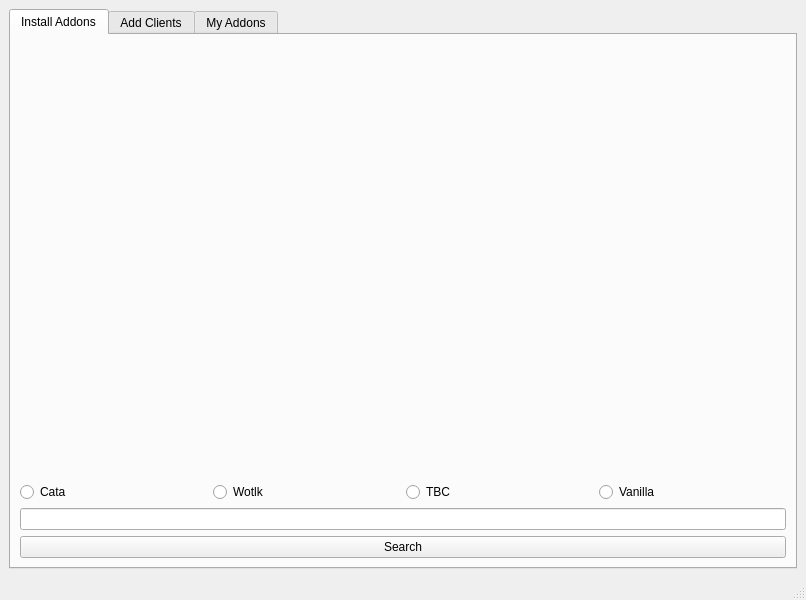
Before: the Qt Designer form src/ui/main.ui in buhfur/Flightmaster, drawn with Qt 5.
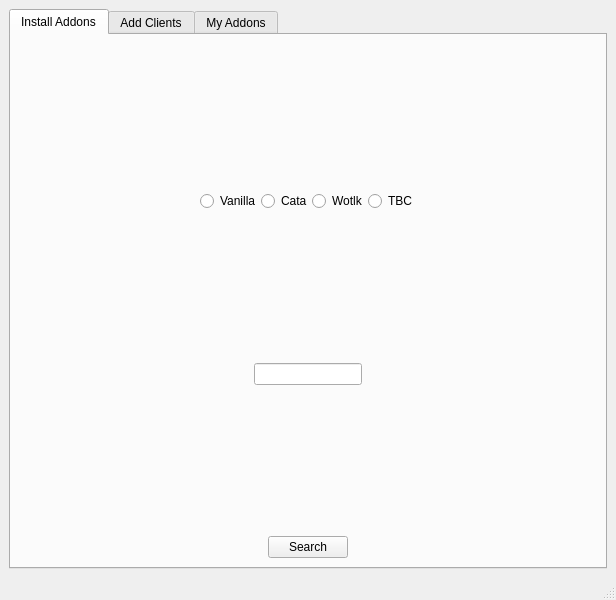
After: the same form once the commit is applied.

Commit message: fixed the layout issue

What changed in the file:
```diff
--- a/src/ui/main.ui
+++ b/src/ui/main.ui
@@ -6,7 +6,7 @@
    <rect>
     <x>0</x>
     <y>0</y>
-    <width>806</width>
+    <width>616</width>
     <height>600</height>
    </rect>
   </property>
@@ -29,27 +29,53 @@
        </attribute>
        <layout class="QVBoxLayout" name="verticalLayout_2">
         <item>
-         <layout class="QVBoxLayout" name="searchAddonsLayout"/>
-        </item>
-        <item>
-         <spacer name="verticalSpacer">
-          <property name="orientation">
-           <enum>Qt::Vertical</enum>
+         <layout class="QVBoxLayout" name="searchAddonsLayout">
+          <property name="sizeConstraint">
+           <enum>QLayout::SetFixedSize</enum>
           </property>
-          <property name="sizeHint" stdset="0">
-           <size>
-            <width>20</width>
-            <height>40</height>
-           </size>
-          </property>
-         </spacer>
+         </layout>
         </item>
         <item>
          <layout class="QVBoxLayout" name="xpacLayout">
           <item>
            <layout class="QHBoxLayout" name="xpacRadioLayout">
+            <property name="spacing">
+             <number>0</number>
+            </property>
+            <item>
+             <spacer name="horizontalSpacer">
+              <property name="orientation">
+               <enum>Qt::Horizontal</enum>
+              </property>
+              <property name="sizeHint" stdset="0">
+               <size>
+                <width>40</width>
+                <height>20</height>
+               </size>
+              </property>
+             </spacer>
+            </item>
+            <item alignment="Qt::AlignBottom">
+             <widget class="QRadioButton" name="searchVanillaButton">
+              <property name="sizePolicy">
+               <sizepolicy hsizetype="Fixed" vsizetype="Fixed">
+                <horstretch>0</horstretch>
+                <verstretch>0</verstretch>
+               </sizepolicy>
+              </property>
+              <property name="text">
+               <string>Vanilla</string>
+              </property>
+             </widget>
+            </item>
             <item alignment="Qt::AlignBottom">
              <widget class="QRadioButton" name="searchCataButton">
+              <property name="sizePolicy">
+               <sizepolicy hsizetype="Fixed" vsizetype="Fixed">
+                <horstretch>0</horstretch>
+                <verstretch>0</verstretch>
+               </sizepolicy>
+              </property>
               <property name="text">
                <string>Cata</string>
               </property>
@@ -57,6 +83,12 @@
             </item>
             <item alignment="Qt::AlignBottom">
              <widget class="QRadioButton" name="searchWotlkButton">
+              <property name="sizePolicy">
+               <sizepolicy hsizetype="Fixed" vsizetype="Fixed">
+                <horstretch>0</horstretch>
+                <verstretch>0</verstretch>
+               </sizepolicy>
+              </property>
               <property name="text">
                <string>Wotlk</string>
               </property>
@@ -64,38 +96,50 @@
             </item>
             <item alignment="Qt::AlignBottom">
              <widget class="QRadioButton" name="searchTbcButton">
+              <property name="sizePolicy">
+               <sizepolicy hsizetype="Fixed" vsizetype="Fixed">
+                <horstretch>0</horstretch>
+                <verstretch>0</verstretch>
+               </sizepolicy>
+              </property>
               <property name="text">
                <string>TBC</string>
               </property>
              </widget>
             </item>
-            <item alignment="Qt::AlignBottom">
-             <widget class="QRadioButton" name="searchVanillaButton">
-              <property name="text">
-               <string>Vanilla</string>
+            <item>
+             <spacer name="horizontalSpacer_2">
+              <property name="orientation">
+               <enum>Qt::Horizontal</enum>
               </property>
-             </widget>
+              <property name="sizeHint" stdset="0">
+               <size>
+                <width>40</width>
+                <height>20</height>
+               </size>
+              </property>
+             </spacer>
             </item>
            </layout>
           </item>
-          <item alignment="Qt::AlignBottom">
+          <item alignment="Qt::AlignHCenter|Qt::AlignBottom">
            <widget class="QLineEdit" name="searchBar"/>
           </item>
+          <item alignment="Qt::AlignHCenter|Qt::AlignBottom">
+           <widget class="QPushButton" name="searchButton">
+            <property name="sizePolicy">
+             <sizepolicy hsizetype="Minimum" vsizetype="Minimum">
+              <horstretch>0</horstretch>
+              <verstretch>0</verstretch>
+             </sizepolicy>
+            </property>
+            <property name="text">
+             <string>Search</string>
+            </property>
+           </widget>
+          </item>
          </layout>
         </item>
-        <item>
-         <widget class="QPushButton" name="searchButton">
-          <property name="sizePolicy">
-           <sizepolicy hsizetype="Minimum" vsizetype="Preferred">
-            <horstretch>0</horstretch>
-            <verstretch>0</verstretch>
-           </sizepolicy>
-          </property>
-          <property name="text">
-           <string>Search</string>
-          </property>
-         </widget>
-        </item>
        </layout>
       </widget>
       <widget class="QWidget" name="myAddonsTab">
@@ -180,7 +224,7 @@
     <rect>
      <x>0</x>
      <y>0</y>
-     <width>806</width>
+     <width>616</width>
      <height>19</height>
     </rect>
    </property>
```
The commit also changes 5 other files.
